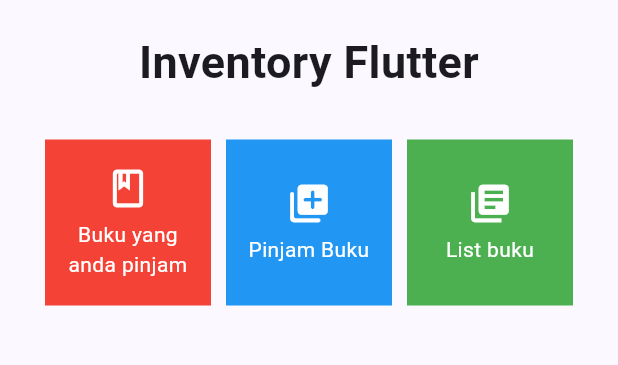
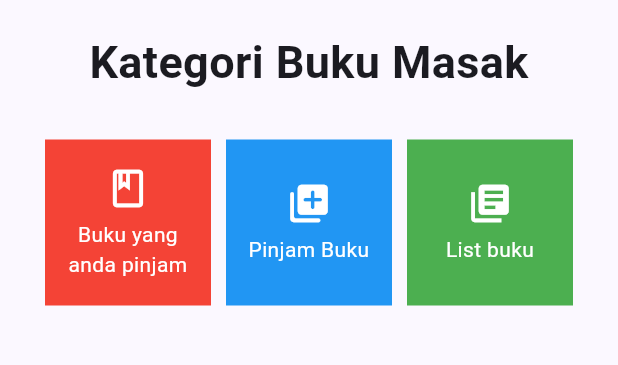
Before and after one commit to PBP-Gasal23-E02/Projek-Akhir-Semester, a Flutter app: the YourBookPage screen opened directly, on a phone screen of 412 x 824 dp, the part 84-449 px from its top. Run offline on Flutter 3.47's test engine with Material 3 defaults, Android fonts, the phone set to English and light mode, and no system bars; missing offline and left inert: pbp_django_auth.

Commit message:
fix string

```diff
--- a/lib/apps/YourBook/screens/menu.dart
+++ b/lib/apps/YourBook/screens/menu.dart
@@ -33,7 +33,7 @@ class YourBookPage extends StatelessWidget {
                 padding: EdgeInsets.only(top: 10.0, bottom: 10.0),
                 // Widget Text untuk menampilkan tulisan dengan alignment center dan style yang sesuai
                 child: Text(
-                  'Inventory Flutter', // Text yang menandakan toko
+                  'Kategori Buku Masak', // Text yang menandakan toko
                   textAlign: TextAlign.center,
                   style: TextStyle(
                     fontSize: 30,
```
